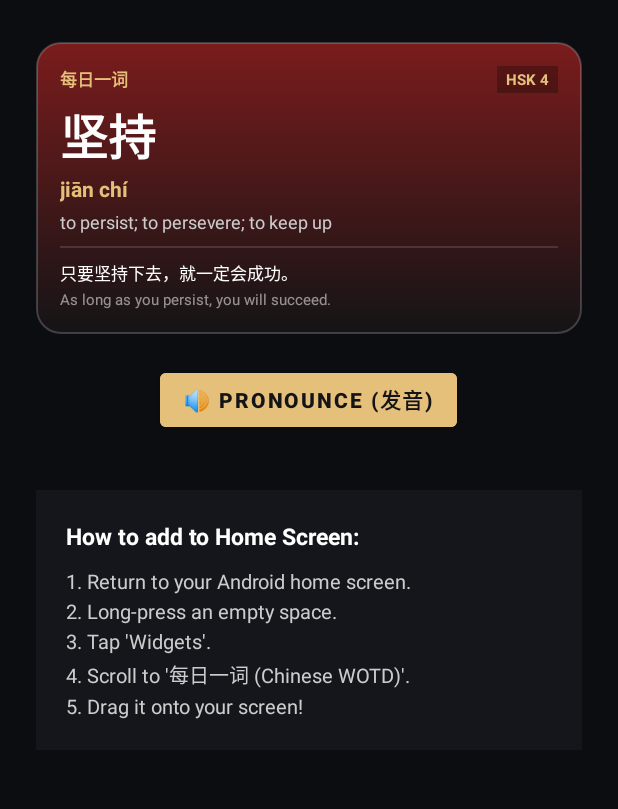
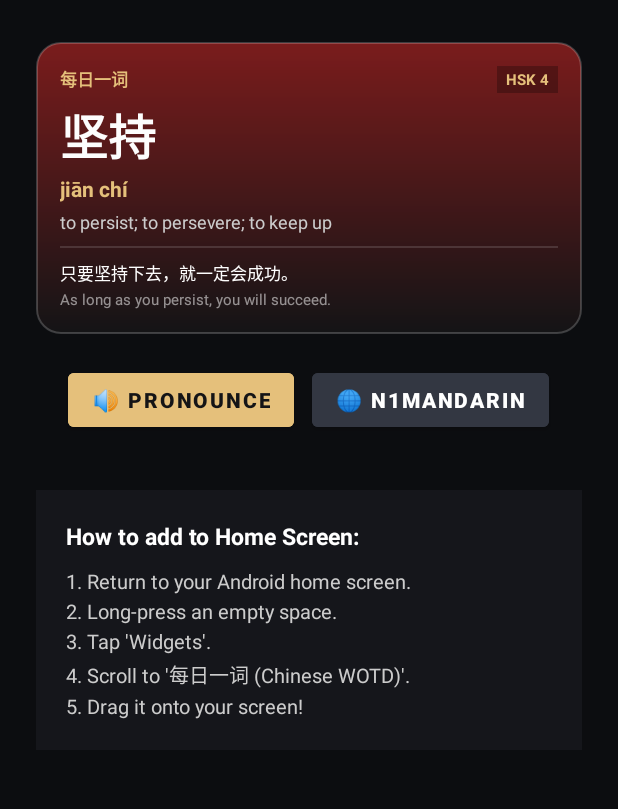
Before and after one commit to chanAle-lab/widgetN1Chinese, an Android app: the layout activity_main.xml on its own in the app's theme, with its tools: preview values and no code run, on a phone screen of 412 x 824 dp, the part 181-990 px from its top. Run offline under Robolectric (Android 15) with nearby library versions, the phone set to English and light mode, and no system bars.

Commit message:
Add N1Mandarin button in activity_main.xml

```diff
--- a/android/app/src/main/res/layout/activity_main.xml
+++ b/android/app/src/main/res/layout/activity_main.xml
@@ -38,15 +38,35 @@
             <include layout="@layout/widget_chinese" />
         </FrameLayout>
 
-        <Button
-            android:id="@+id/btn_speak"
-            android:layout_width="wrap_content"
+        <LinearLayout
+            android:layout_width="match_parent"
             android:layout_height="wrap_content"
             android:layout_marginTop="20dp"
-            android:backgroundTint="#E5C07B"
-            android:text="🔊 Pronounce (发音)"
-            android:textColor="#141416"
-            android:textStyle="bold" />
+            android:gravity="center_horizontal"
+            android:orientation="horizontal">
+
+            <Button
+                android:id="@+id/btn_speak"
+                android:layout_width="wrap_content"
+                android:layout_height="wrap_content"
+                android:backgroundTint="#E5C07B"
+                android:text="🔊 Pronounce"
+                android:textColor="#141416"
+                android:textStyle="bold" />
+
+            <Space
+                android:layout_width="12dp"
+                android:layout_height="wrap_content" />
+
+            <Button
+                android:id="@+id/btn_open_portal"
+                android:layout_width="wrap_content"
+                android:layout_height="wrap_content"
+                android:backgroundTint="#333742"
+                android:text="🌐 N1Mandarin"
+                android:textColor="#FFFFFF"
+                android:textStyle="bold" />
+        </LinearLayout>
 
         <!-- Instructions Card -->
         <LinearLayout
```
